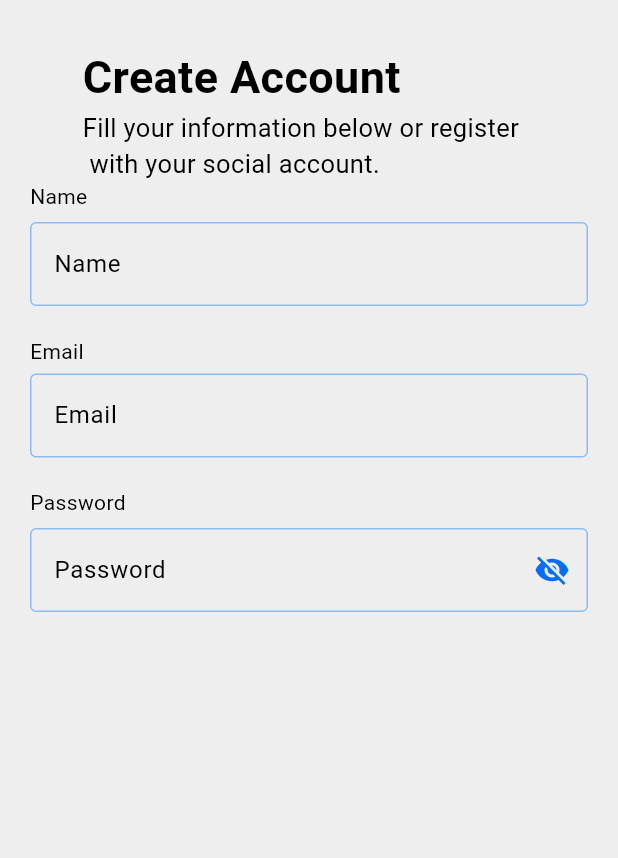
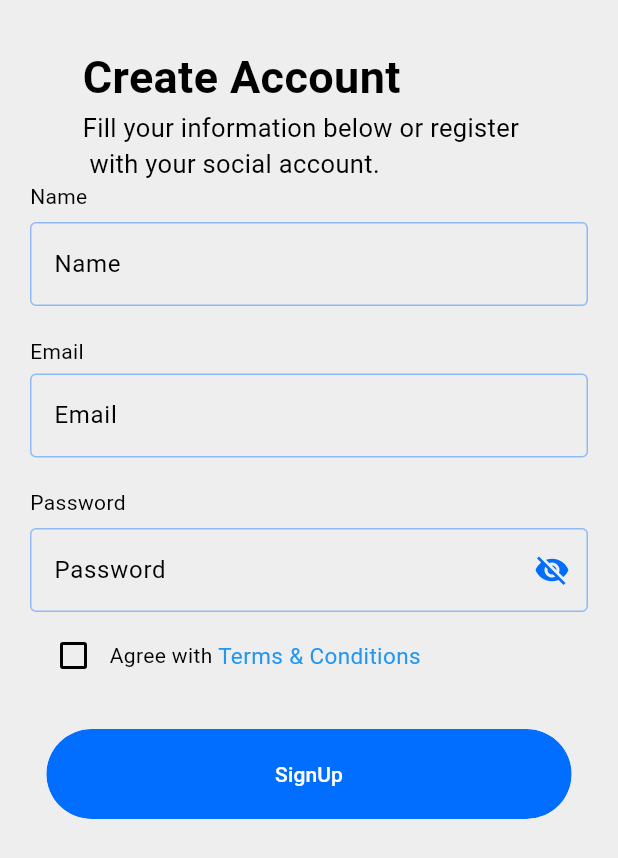
Before and after one commit to sam-kym/Workout, a Flutter app: the screen it shows after launch, on a phone screen of 412 x 824 dp. Shown: the top 858 px of the screen. Run offline on Flutter 3.47's test engine with Material 3 defaults, Android fonts, the phone set to English and light mode, and no system bars; Roboto replaces fonts that are missing (Poppins).

Commit message:
sign up screen

```diff
--- /dev/null
+++ b/lib/utils/custom_buttons.dart
@@ -0,0 +1,40 @@
+import 'package:flutter/material.dart';
+import 'package:gym/utils/colors.dart';
+
+class CustomButtons extends StatelessWidget {
+  final String? buttonName;
+  final Function? onPressed;
+  final double? width;
+  final Color color, textColor;
+  const CustomButtons(
+      {super.key,
+      this.buttonName,
+      this.onPressed,
+      this.width,
+        this.color = kPrimaryColor,
+      this.textColor= Colors.white
+      });
+
+  @override
+  Widget build(BuildContext context) {
+    Size size = MediaQuery.sizeOf(context);
+    return Container(
+      margin: EdgeInsets.symmetric(vertical: 10),
+      width: width?? size.width *0.85,
+      child: ClipRRect(
+        borderRadius: BorderRadius.circular(30),
+        child: TextButton(
+          style: TextButton.styleFrom(
+            padding: EdgeInsets.symmetric(vertical: 20, horizontal: 40),
+            backgroundColor: color
+          ),
+          onPressed: onPressed as void Function()?,
+          child: Text(
+            buttonName!,
+            style: TextStyle(color: textColor),
+          ),
+        ),
+      ),
+    );
+  }
+}
--- a/lib/utils/custom_checkbox.dart
+++ b/lib/utils/custom_checkbox.dart
@@ -1,14 +1,49 @@
+import 'package:flutter/gestures.dart';
 import 'package:flutter/material.dart';
+import 'package:gym/utils/colors.dart';
+import 'package:gym/widget/terms.dart';
 
-class CustomTextBox extends StatelessWidget {
+class CustomCheckBox extends StatelessWidget {
   final bool taskComplete;
   final Function(bool?)? onChanged;
-  const CustomTextBox({super.key, this.onChanged, required this.taskComplete});
+  final String taskName;
+  final String? richTextName;
+  const CustomCheckBox(
+      {super.key,
+      this.onChanged,
+      required this.taskComplete,
+      required this.taskName, this.richTextName});
 
   @override
   Widget build(BuildContext context) {
-    return Scaffold(
-      body: Checkbox(value: taskComplete, onChanged: onChanged),
+    return Container(
+      padding: const EdgeInsets.all(5),
+      decoration: BoxDecoration(color: scaffoldBackgroundColor),
+      child: Row(
+        children: [
+          Checkbox(value: taskComplete, onChanged: onChanged),
+          Text(
+            taskName,
+            style: TextStyle(
+                decoration: taskComplete
+                    ? TextDecoration.lineThrough
+                    : TextDecoration.none),
+          ),
+          RichText(text:TextSpan(
+            style: DefaultTextStyle.of(context).style.copyWith(
+              fontSize: 15
+            ),
+            children: [
+              TextSpan(
+                text: richTextName,
+                style: TextStyle(color: Colors.blue),
+                recognizer: TapGestureRecognizer()
+                .. onTap= () => Navigator.push(context, MaterialPageRoute(builder: (context)=>TermsAndConditions()))
+              )
+            ]
+          ) )
+        ],
+      ),
     );
   }
 }
--- a/lib/view/auth/sign_up.dart
+++ b/lib/view/auth/sign_up.dart
@@ -1,4 +1,5 @@
 import 'package:flutter/material.dart';
+import 'package:gym/utils/custom_buttons.dart';
 import 'package:gym/utils/custom_textfields.dart';
 import 'package:gym/utils/styles.dart';
 
@@ -16,9 +17,25 @@ class _SignUpState extends State<SignUp> {
   final _emailController = TextEditingController();
   final _passwordController = TextEditingController();
   final _formKey = GlobalKey<FormState>();
-  bool _readTerms =false;
+  bool _readTerms = false;
   bool _loading = false;
   bool _showPass = false;
+
+  void checkBoxChecked (bool? value, int index){
+    setState(() {
+      _readTerms = value!;
+    });
+  }
+ void _registerUser() {
+    if (_readTerms) {
+      // Proceed with registration logic here
+    } else {
+      // Show an error message or prompt to accept terms
+      ScaffoldMessenger.of(context).showSnackBar(
+        const SnackBar(content: Text('Please accept the terms and conditions')),
+      );
+    }
+  }
 
   @override
   Widget build(BuildContext context) {
@@ -149,11 +166,25 @@ class _SignUpState extends State<SignUp> {
                       hintText: 'Enter Your Password',
                       labelText: 'Password',
                     ),
-                    // Row(
-                    //   children: [
-                    //     CustomTextBox(taskComplete: _readTerms)
-                    //   ],
-                    // )
+                    CustomCheckBox(
+                      taskComplete: _readTerms,
+                      onChanged:(value){
+                        setState(() {
+                          _readTerms = value!;
+                        });
+                      },
+                      taskName: "Agree with ",
+                      richTextName: "Terms & Conditions",
+                    ),
+                    SizedBox(
+                      height:10,
+                    ),
+                    _loading
+                    ? CircularProgressIndicator()
+                        : CustomButtons(
+                      buttonName: "SignUp",
+                      onPressed: _readTerms?_registerUser:null,
+                     ),
                   ],
                 ),
               ),
--- /dev/null
+++ b/lib/widget/terms.dart
@@ -0,0 +1,10 @@
+import 'package:flutter/material.dart';
+
+class TermsAndConditions extends StatelessWidget {
+  const TermsAndConditions({super.key});
+
+  @override
+  Widget build(BuildContext context) {
+    return const Scaffold();
+  }
+}
--- a/pubspec.yaml
+++ b/pubspec.yaml
@@ -39,6 +39,11 @@ dependencies:
   firebase_core:
   firebase_auth:
   cloud_firestore:
+  location:
+  geolocator:
+  map_launcher:
+  google_maps_flutter:
+  flutter_map:
   path_provider:
   path:
   json_annotation:
```
Also changed, not shown: pubspec.lock, 5 other files.
